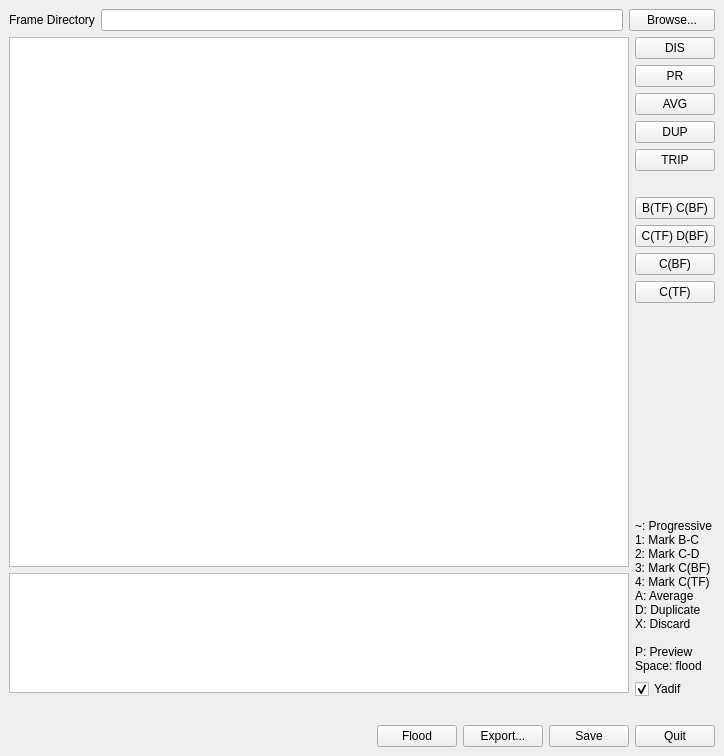
Before: the Qt Designer form Nuclex.FrameFixer.Native/UserInterface/MainWindow.ui in nuclex-video-tools/Nuclex.FrameFixer.Native, drawn with Qt 5.
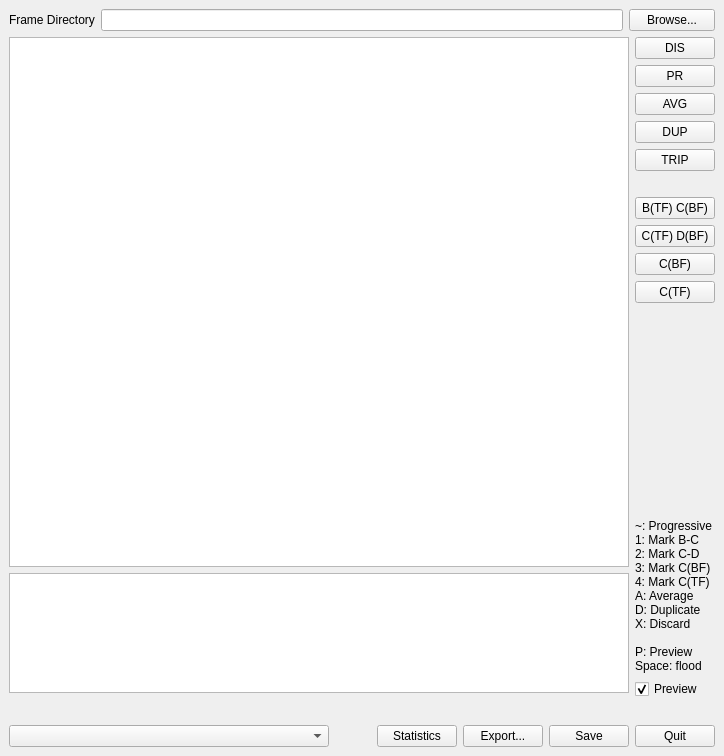
After: the same form once the commit is applied. Custom widgets are drawn as their Qt base class.

Commit message: Added combo box to choose the deinterlacer (everything is still a bit hacky for now)

Patch:
```diff
--- a/Nuclex.FrameFixer.Native/UserInterface/MainWindow.ui
+++ b/Nuclex.FrameFixer.Native/UserInterface/MainWindow.ui
@@ -226,7 +226,7 @@
          <bool>false</bool>
         </property>
         <property name="text">
-         <string>Yadif</string>
+         <string>Preview</string>
         </property>
         <property name="checked">
          <bool>true</bool>
@@ -237,6 +237,19 @@
     </item>
     <item row="9" column="0" colspan="4">
      <layout class="QHBoxLayout" name="bottomButtonLayout">
+      <item>
+       <widget class="QComboBox" name="deinterlacerCombo">
+        <property name="minimumSize">
+         <size>
+          <width>320</width>
+          <height>0</height>
+         </size>
+        </property>
+        <property name="currentText">
+         <string/>
+        </property>
+       </widget>
+      </item>
       <item>
        <spacer name="horizontalSpacer">
         <property name="orientation">
@@ -253,7 +266,7 @@
       <item>
        <widget class="QPushButton" name="floodButton">
         <property name="text">
-         <string>Flood</string>
+         <string>Statistics</string>
         </property>
         <property name="shortcut">
          <string>Space</string>
```
Left out of the diff: 4 changed lines with no effect on the pictures. The commit also changes 2 other files.
